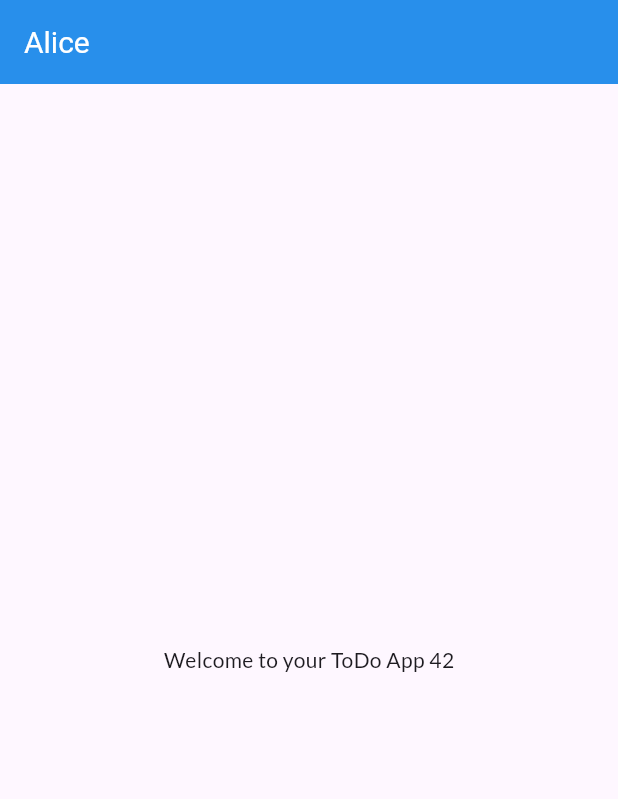
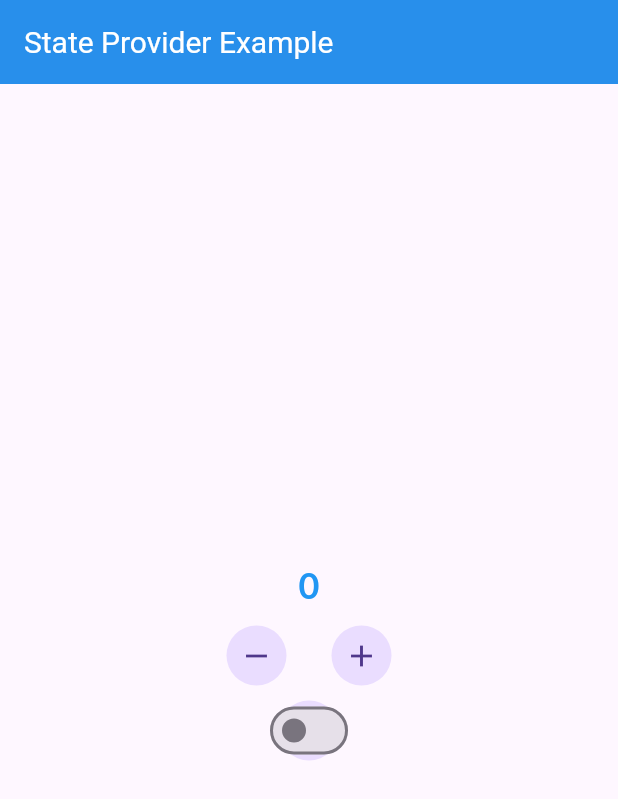
Before and after one commit to SoftEngAliijaz/todo_app_riverpod, a Flutter app: the screen it shows after launch, on a phone screen of 412 x 824 dp. Shown: the top 799 px of the screen. Run offline on Flutter 3.47's test engine with Material 3 defaults, Android fonts, the phone set to English and light mode, and no system bars; our stand-ins replace flutter_riverpod, google_fonts.

Commit message:
Refactor app to use StateProvider and implement StateProviderScreen

```diff
--- a/lib/main.dart
+++ b/lib/main.dart
@@ -1,7 +1,7 @@
 import 'package:flutter/material.dart';
 import 'package:flutter_riverpod/flutter_riverpod.dart';
 import 'package:google_fonts/google_fonts.dart';
-import 'package:todo_app_riverpod/providers/simple_provider.dart';
+import 'package:todo_app_riverpod/providers/state_provider.dart';
 
 void main() {
   runApp(const MyApp());
@@ -26,7 +26,7 @@ class MyApp extends StatelessWidget {
               titleTextStyle: TextStyle(color: Colors.white, fontSize: 20.0)),
           textTheme: GoogleFonts.latoTextTheme(Theme.of(context).textTheme),
         ),
-        home: SimpleProviderScreen(),
+        home: StateProviderScreen(),
       ),
     );
   }
--- /dev/null
+++ b/lib/providers/state_provider.dart
@@ -0,0 +1,80 @@
+import 'package:flutter/material.dart';
+import 'package:flutter_riverpod/flutter_riverpod.dart';
+
+final counterProvider = StateProvider<int>((ref) => 0);
+
+final switchProvider = StateProvider<bool>((ref) {
+  return false;
+});
+
+class StateProviderScreen extends ConsumerWidget {
+  const StateProviderScreen({super.key});
+
+  @override
+  Widget build(BuildContext context, WidgetRef ref) {
+    return Scaffold(
+      appBar: AppBar(title: Text('State Provider Example')),
+      body: Column(
+        spacing: 10.0,
+        mainAxisAlignment: MainAxisAlignment.center,
+        children: [
+          Consumer(
+            builder: (c, i, s) {
+              final counter = ref.watch(counterProvider);
+              return Text(
+                '$counter',
+                style: TextStyle(
+                    fontSize: 24.0,
+                    fontWeight: FontWeight.bold,
+                    color: Colors.blue),
+              );
+            },
+          ),
+          Row(
+            mainAxisAlignment: MainAxisAlignment.center,
+            spacing: 10.0,
+            children: [
+              CircleAvatar(
+                child: IconButton(
+                  icon: Icon(Icons.remove),
+                  onPressed: () {
+                    print('minus & build');
+                    ref.read(counterProvider.notifier).state--;
+                  },
+                ),
+              ),
+              SizedBox(width: 10),
+              CircleAvatar(
+                child: IconButton(
+                  icon: Icon(Icons.add),
+                  onPressed: () {
+                    print('plus & build');
+                    ref.read(counterProvider.notifier).state++;
+                  },
+                ),
+              ),
+            ],
+          ),
+          Consumer(
+            builder: (
+              BuildContext context,
+              WidgetRef ref,
+              Widget? child,
+            ) {
+              final switchValue = ref.watch(switchProvider);
+              return CircleAvatar(
+                child: Switch(
+                  value: switchValue,
+                  onChanged: (bool value) {
+                    print('switch on & build');
+                    ref.read(switchProvider.notifier).state = value;
+                  },
+                ),
+              );
+            },
+          ),
+        ],
+      ),
+    );
+  }
+}
```
